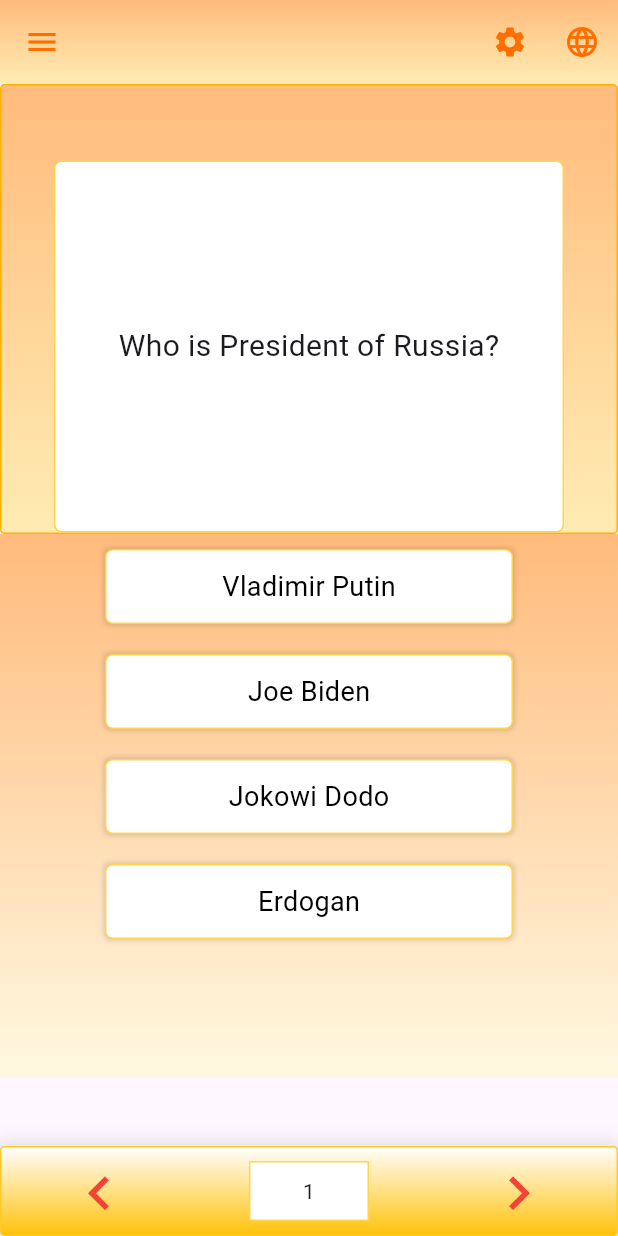
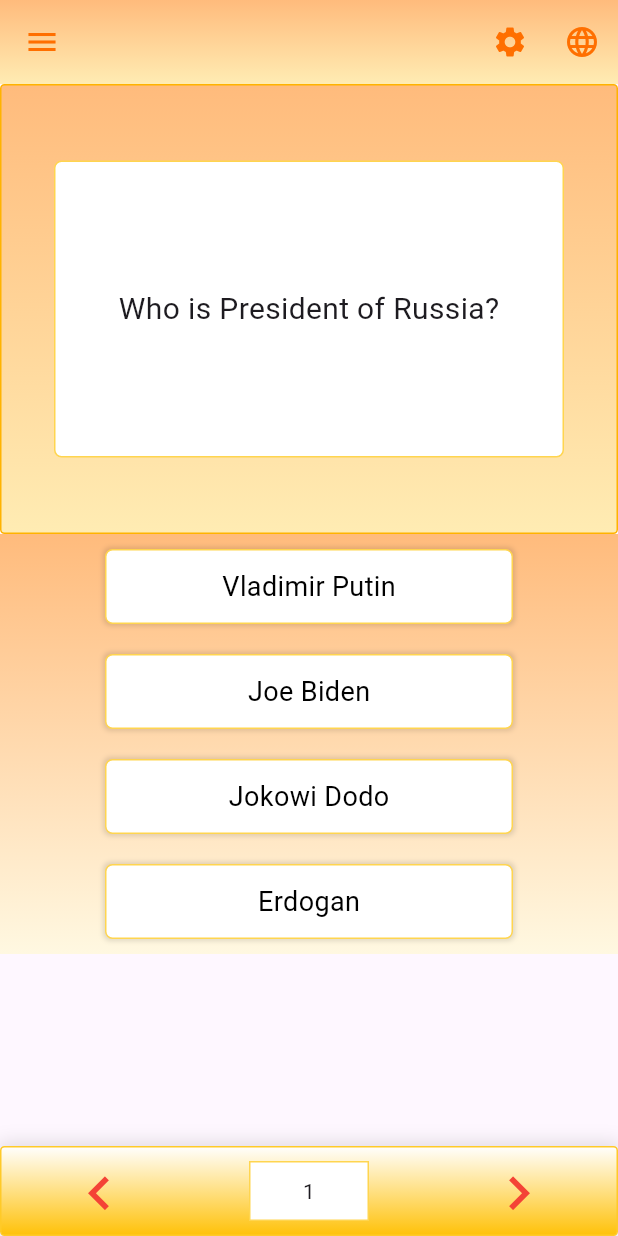
Before and after one commit to danialmarzuki/quran_irab, a Flutter app: the screen it shows after launch, on a phone screen of 412 x 824 dp. Run offline on Flutter 3.47's test engine with Material 3 defaults, Android fonts, the phone set to English and light mode, and no system bars; our stand-ins replace cool_alert.

Commit message:
readjust UI

```diff
--- a/lib/mc_question/choice_container.dart
+++ b/lib/mc_question/choice_container.dart
@@ -2,7 +2,7 @@ import 'package:cool_alert/cool_alert.dart';
 import 'package:flutter/material.dart';
 
 class ChoiceContainer extends StatelessWidget {
-  ChoiceContainer({
+  const ChoiceContainer({
     super.key,
     required this.size,
     required this.color,
--- a/lib/mc_question/mc_question.dart
+++ b/lib/mc_question/mc_question.dart
@@ -51,7 +51,8 @@ class _MultipleChoiceQuestionState extends State<MultipleChoiceQuestion> {
       ),
       body: Column(
         children: [
-          Container(
+          Flexible(
+            child: Container(
               decoration: BoxDecoration(
                 borderRadius: BorderRadius.circular(3),
                 border: Border.all(
@@ -70,7 +71,7 @@ class _MultipleChoiceQuestionState extends State<MultipleChoiceQuestion> {
               width: size.width,
               child: Container(
                 width: 50,
-              margin: const EdgeInsets.fromLTRB(35, 50, 35, 0),
+                margin: const EdgeInsets.fromLTRB(35, 50, 35, 50),
                 decoration: BoxDecoration(
                   color: Colors.white,
                   borderRadius: BorderRadius.circular(5),
@@ -86,10 +87,10 @@ class _MultipleChoiceQuestionState extends State<MultipleChoiceQuestion> {
                 ),
               ),
             ),
+          ),
           Column(
             children: [
               Container(
-                height: 362,
                 width: size.width,
                 decoration: const BoxDecoration(
                   gradient: LinearGradient(
@@ -102,6 +103,7 @@ class _MultipleChoiceQuestionState extends State<MultipleChoiceQuestion> {
                   ),
                 ),
                 child: Column(
+                  mainAxisSize: MainAxisSize.min,
                   children: [
                     for (var item in question.options)
                       ChoiceContainer(
```
Lines whose indentation alone changed are shown as unchanged.
